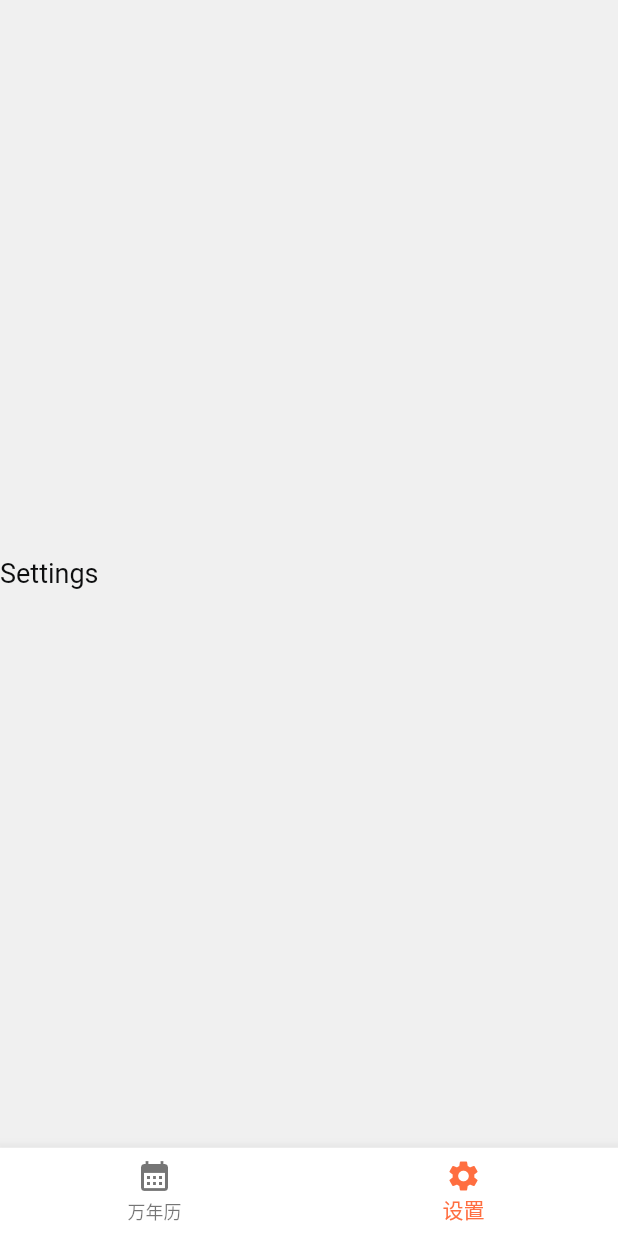
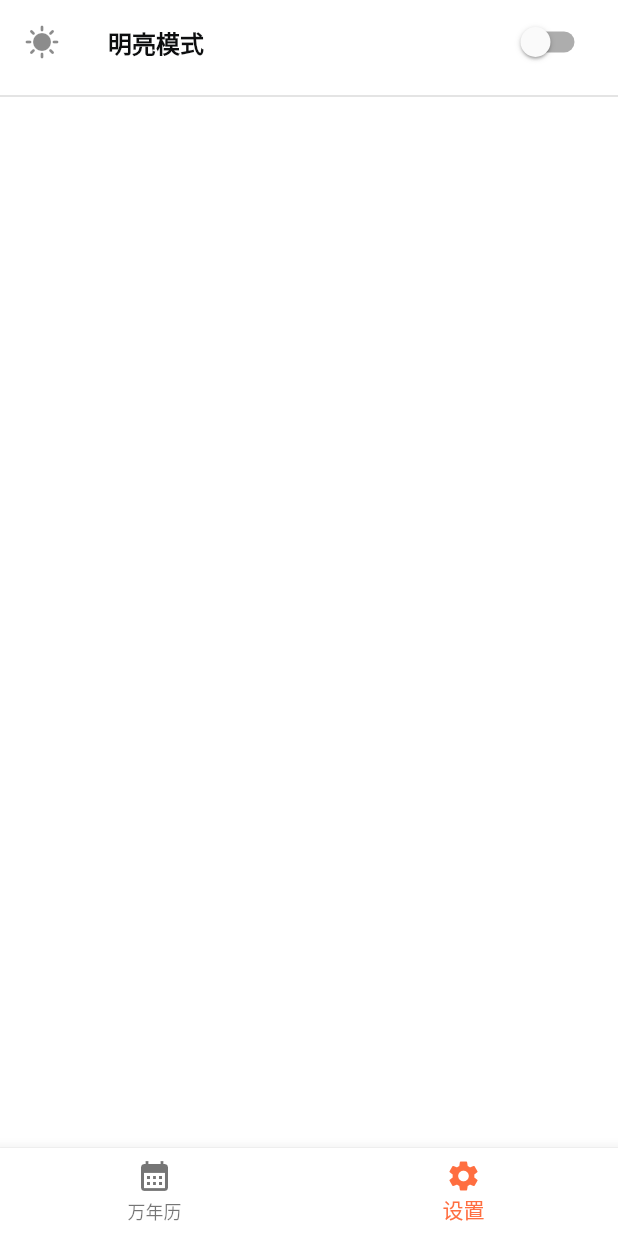
Before and after one commit to Rynxiao/august, a Flutter app: the Settings screen opened by its route, on a phone screen of 412 x 824 dp. Run offline on Flutter 3.47's test engine with Material 2 defaults, Android fonts, the phone set to English and light mode, and no system bars; our stand-ins replace fluro; missing offline and left inert: dart:ffi, lunar.

Commit message:
feat: add simple settings page

```diff
--- a/lib/pages/settings.dart
+++ b/lib/pages/settings.dart
@@ -1,21 +1,40 @@
 import 'package:flutter/material.dart';
+import 'package:provider/provider.dart';
 
 import '../components/custom_scaffold.dart';
 import '../routes/routes.dart';
+import '../states/global_state.dart';
 
 class Settings extends StatelessWidget {
   const Settings({super.key});
 
   @override
   Widget build(BuildContext context) {
+    final globalState = Provider.of<GlobalState>(context);
+    final isDarkMode = globalState.isDarkMode;
+
     return CustomScaffold(
       body: SafeArea(
-        child: Column(
-          mainAxisAlignment: MainAxisAlignment.center,
-          crossAxisAlignment: CrossAxisAlignment.center,
-          children: const [
-            Text("Settings")
-          ],
+        child: Container(
+          color: Theme.of(context).colorScheme.background,
+          child: ListView(
+            children: [
+              ListTile(
+                leading: const Icon(Icons.sunny),
+                title: Text(isDarkMode ? '暗黑模式' : '明亮模式'),
+                trailing: Switch(
+                  value: globalState.isDarkMode,
+                  onChanged: (bool value) {
+                    globalState.toggleTheme();
+                  },
+                ),
+                onTap: () {
+                  // TODO: navigate to profile page
+                },
+              ),
+              const Divider(),
+            ],
+          ),
         ),
       ),
       bottomNavigationBar: renderBottomNavigationBar(context, 1),
```
